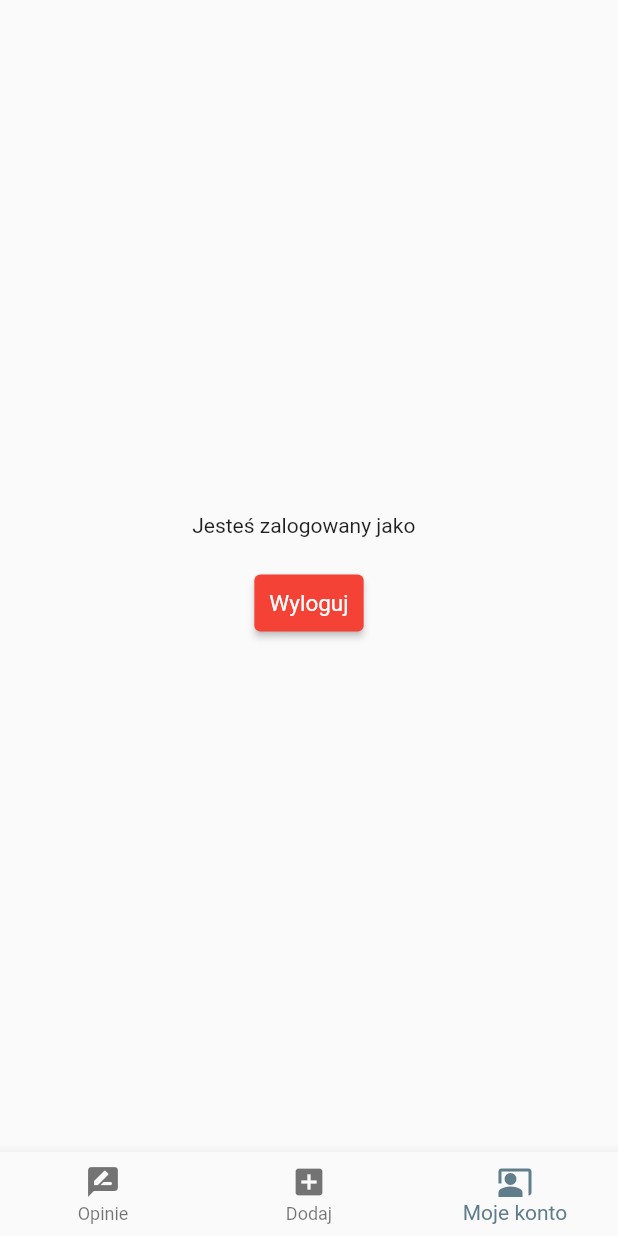
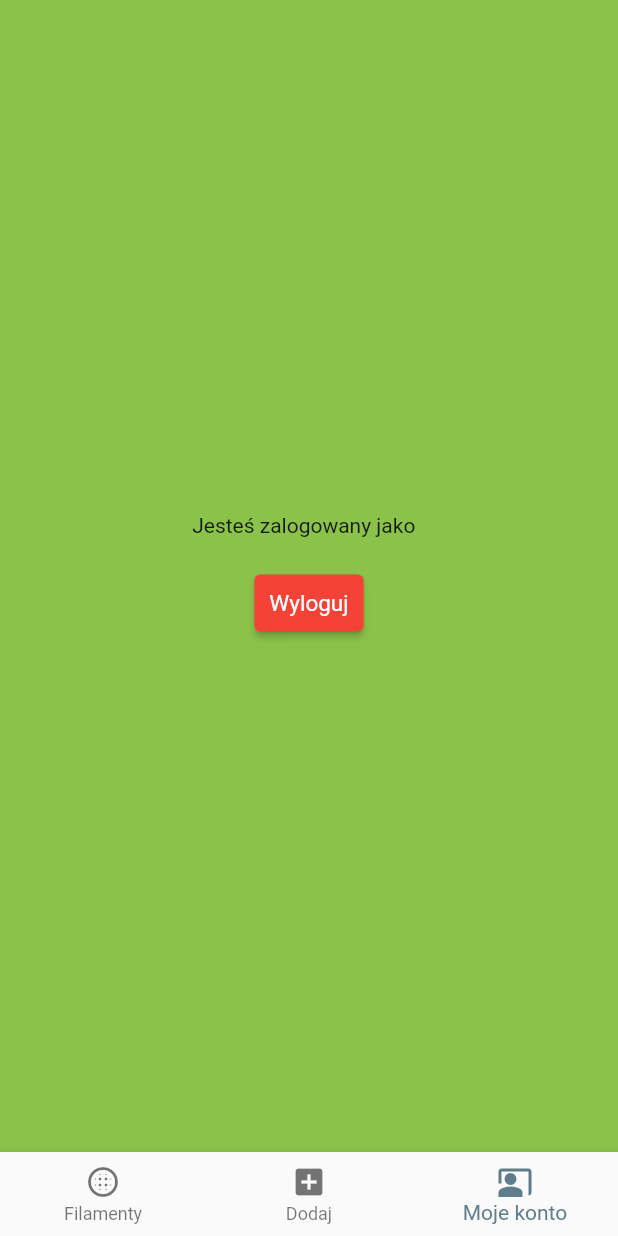
Before and after one commit to grzegorzcichon/Ocen_filament, a Flutter app: the screen it shows once a user with an empty profile is signed in, item 3 of the bottom bar chosen, on a phone screen of 412 x 824 dp. Run offline on Flutter 3.47's test engine with Material 2 defaults, Android fonts, the phone set to English and light mode, and no system bars; our stand-ins replace firebase_auth, firebase_core, google_fonts; accounts and stored records are empty; network calls fail; Roboto replaces fonts that are missing (Domine).

Commit message:
Add BottomNavigationBar

```diff
--- a/lib/app/home/home_page.dart
+++ b/lib/app/home/home_page.dart
@@ -19,15 +19,16 @@ class _HomePageState extends State<HomePage> {
   @override
   Widget build(BuildContext context) {
     return Scaffold(
+      backgroundColor: Colors.lightGreen,
       body: Builder(builder: (context) {
         if (currentIndex == 0) {
           return Center(
-            child: Text('Raz'),
+            child: Text('Filamenty'),
           );
         }
         if (currentIndex == 1) {
           return Center(
-            child: Text('Dwa'),
+            child: Text('Dodaj swoją opinie o filemencie'),
           );
         }
 
@@ -64,8 +65,8 @@ class _HomePageState extends State<HomePage> {
           },
           items: const <BottomNavigationBarItem>[
             BottomNavigationBarItem(
-              icon: Icon(Icons.rate_review_rounded),
-              label: 'Opinie',
+              icon: Icon(Icons.blur_circular_rounded),
+              label: 'Filamenty',
             ),
             BottomNavigationBarItem(icon: Icon(Icons.add_box), label: 'Dodaj'),
             BottomNavigationBarItem(
--- a/lib/app/login/login_page.dart
+++ b/lib/app/login/login_page.dart
@@ -21,6 +21,7 @@ class _LoginPageState extends State<LoginPage> {
   @override
   Widget build(BuildContext context) {
     return Scaffold(
+      backgroundColor: Colors.yellow[200],
       body: Center(
         child: Padding(
           padding: const EdgeInsets.all(20.0),
```
